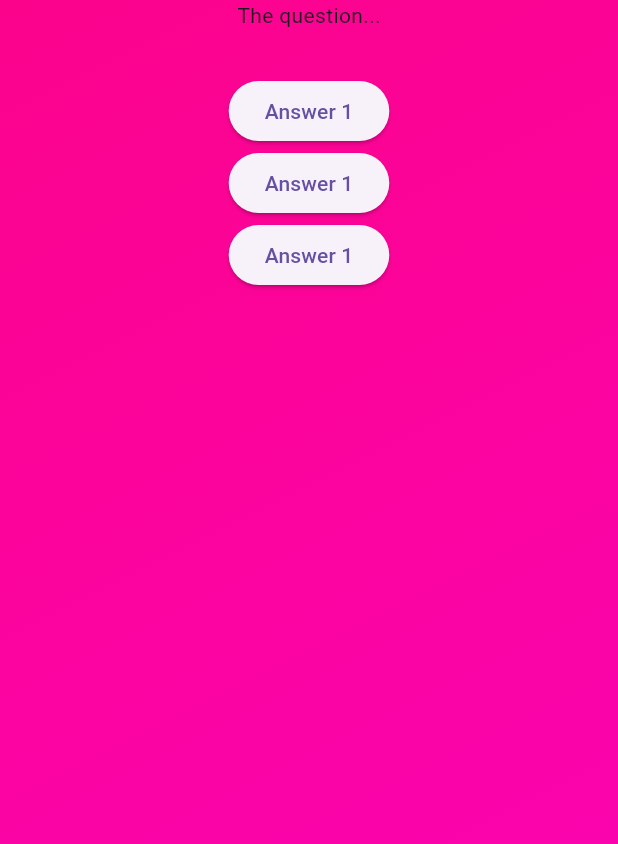
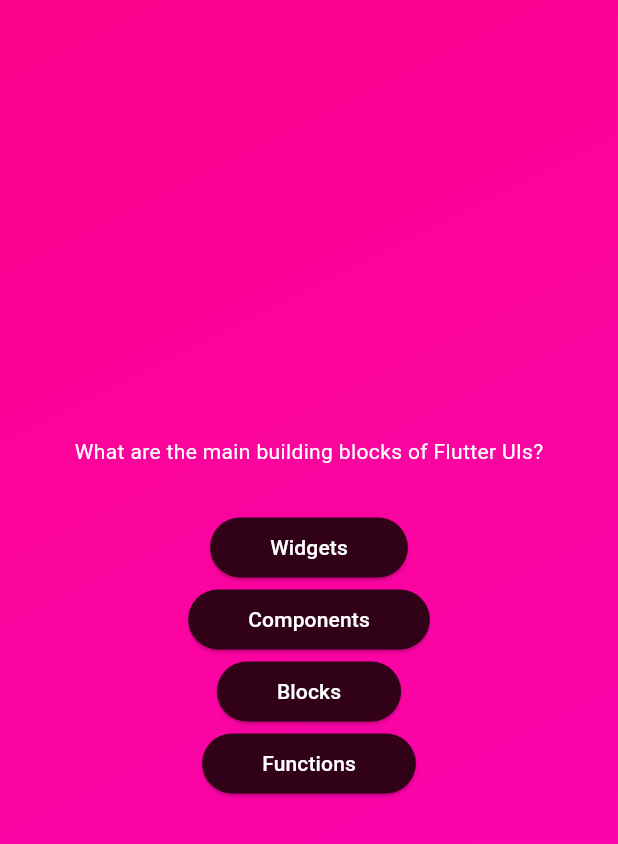
Before and after one commit to KaranKhandekar1729/Quiz-App, a Flutter app: the screen it shows after launch, after a tap on "Start Quiz", on a phone screen of 412 x 824 dp. Shown: the top 844 px of the screen. Run offline on Flutter 3.47's test engine with Material 3 defaults, Android fonts, the phone set to English and light mode, and no system bars.

Commit message:
accessing  questions and answers using index

```diff
--- a/lib/questions_screen.dart
+++ b/lib/questions_screen.dart
@@ -1,7 +1,9 @@
 import 'package:flutter/material.dart';
+import 'package:quiz_app/answer_button.dart';
+import 'package:quiz_app/data/questions.dart';
 
-class QuestionsScreen extends StatefulWidget{
-  const QuestionsScreen ({super.key});
+class QuestionsScreen extends StatefulWidget {
+  const QuestionsScreen({super.key});
 
   @override
   State<QuestionsScreen> createState() {
@@ -12,21 +14,24 @@ class QuestionsScreen extends StatefulWidget{
 class _QuestionsScreenState extends State<QuestionsScreen> {
   @override
   Widget build(context) {
+    final currentQuestion = questions[0];
+
     return SizedBox(
       width: double.infinity, //as wide as possible
       child: Column(
+        mainAxisAlignment: MainAxisAlignment.center,
         children: [
-          const Text('The question...'),
+          Text(
+            currentQuestion.text,
+            style: const TextStyle(
+              color: Colors.white,
+            ),
+          ),
           const SizedBox(height: 30),
-          ElevatedButton(
-            onPressed: () {}, child: const Text('Answer 1'),
-          ),
-          ElevatedButton(
-            onPressed: () {}, child: const Text('Answer 1'),
-          ),
-          ElevatedButton(
-            onPressed: () {}, child: const Text('Answer 1'),
-          ),
+          AnswerButton(currentQuestion.answers[0], () {}),
+          AnswerButton(currentQuestion.answers[1], () {}),
+          AnswerButton(currentQuestion.answers[2], () {}),
+          AnswerButton(currentQuestion.answers[3], () {}),
         ],
       ),
     );
```
